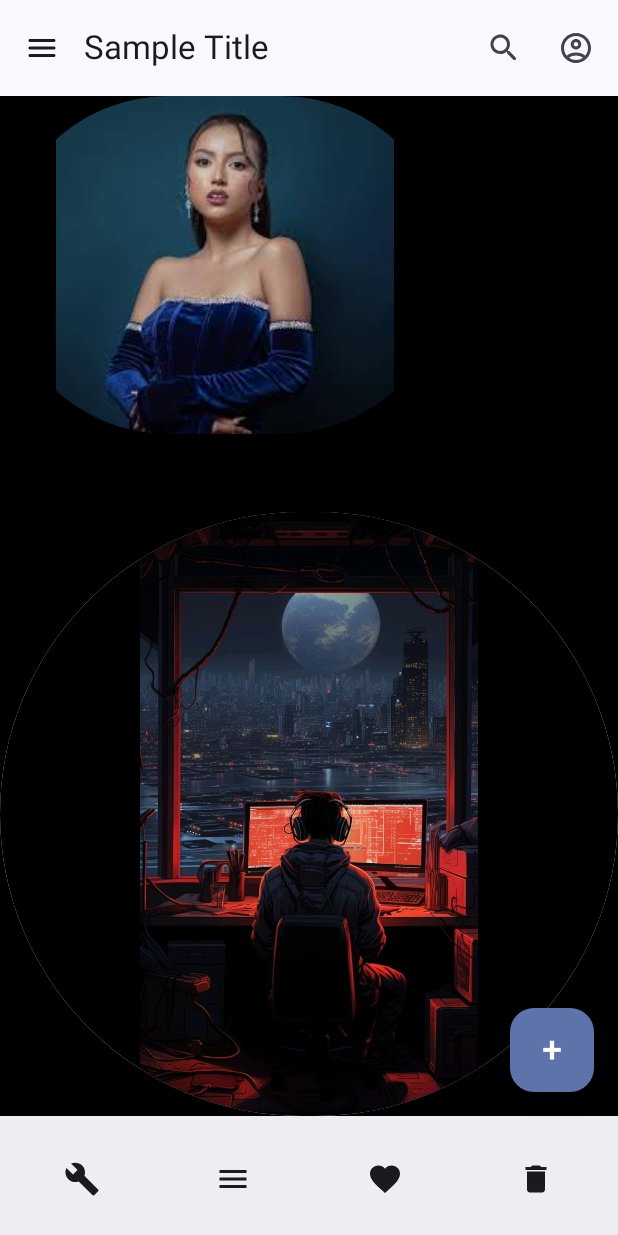
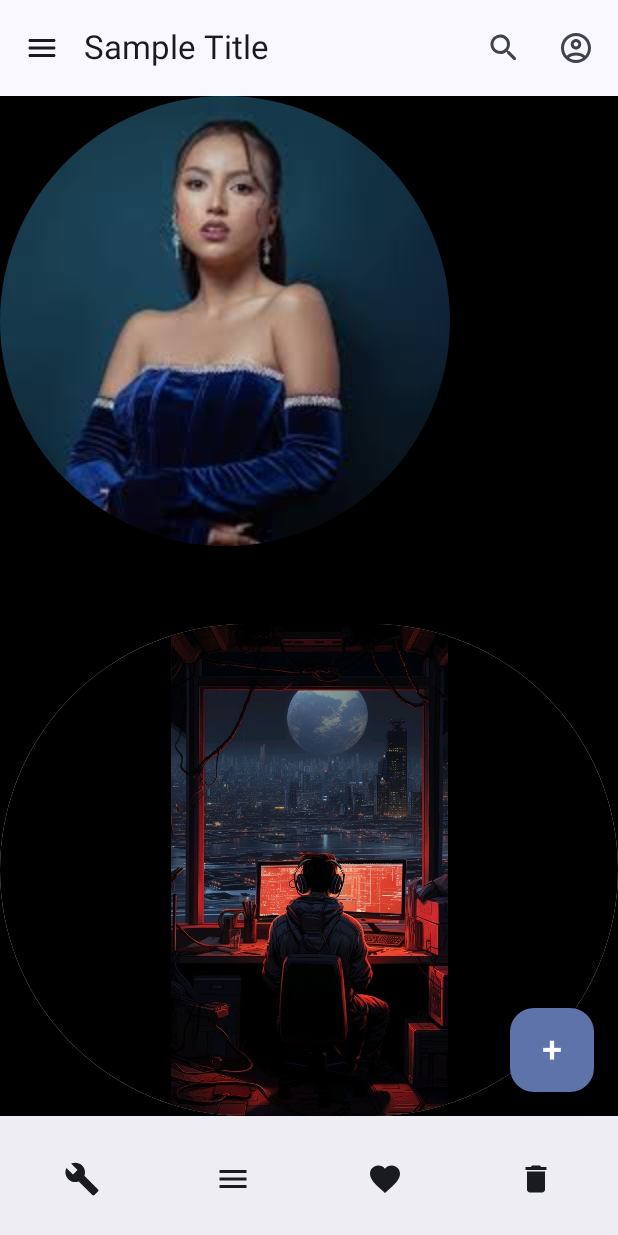
Before and after one commit to nilton2005/MaterialDesign, an Android app built with Jetpack Compose: the CustomScaffold screen opened through its navigation route, on a phone screen of 412 x 824 dp. Run offline under Robolectric (Android 15) with nearby library versions, the phone set to English and light mode, and no system bars.

Commit message:
feat(view): add content for user

```diff
--- a/app/src/main/java/com/example/laboratorio05/ui/content.kt
+++ b/app/src/main/java/com/example/laboratorio05/ui/content.kt
@@ -36,6 +36,7 @@ import androidx.compose.ui.Modifier
 import androidx.compose.ui.draw.clip
 import androidx.compose.ui.graphics.Color
 import androidx.compose.ui.graphics.RectangleShape
+import androidx.compose.ui.layout.ContentScale
 import androidx.compose.ui.res.painterResource
 import androidx.compose.ui.unit.dp
 import com.example.laboratorio05.R
@@ -85,7 +86,8 @@ fun Carousel(images: List<Int>, currentIndex: Int, onImageChange: (Int) -> Unit)
             contentDescription = "Singer Image",
             modifier = Modifier
                 .clip(CircleShape)
-                .width(300.dp)
+                .width(300.dp),
+            contentScale = ContentScale.Crop
         )
     }
 
```
